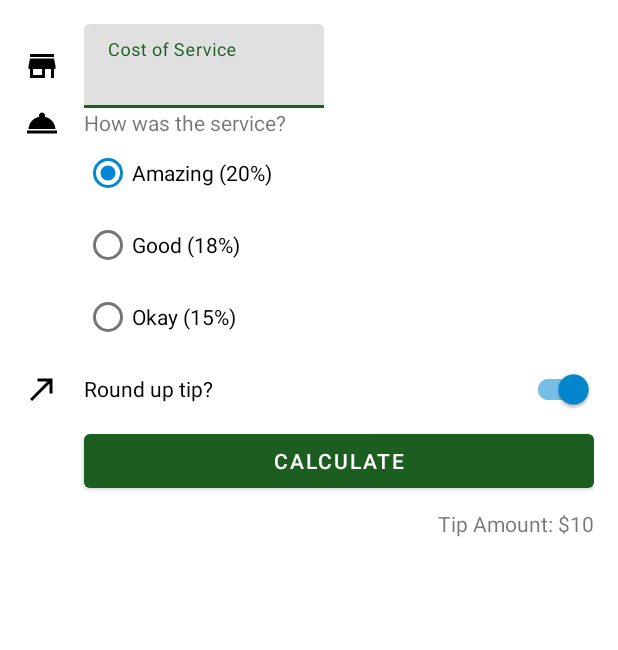
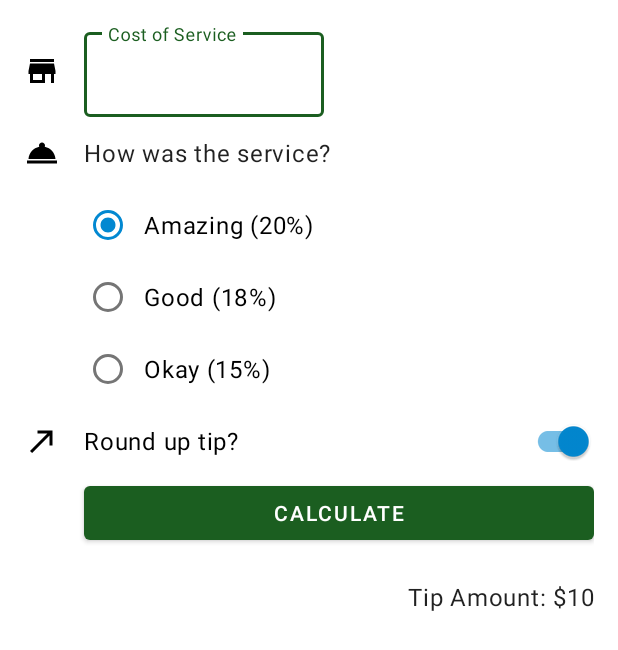
Before and after one commit to Muasya001/cupcake, an Android app: the layout activity_main.xml on its own in the app's theme, with its tools: preview values and no code run, on a phone screen of 412 x 824 dp. Shown: the top 650 px of the screen. Run offline under Robolectric (Android 15) with nearby library versions, the phone set to English and light mode, and no system bars.

Commit message:
enhanced ui with material design

```diff
--- a/TipTime/app/src/main/res/layout/activity_main.xml
+++ b/TipTime/app/src/main/res/layout/activity_main.xml
@@ -48,6 +48,7 @@
 
     <TextView
         android:id="@+id/service_question"
+        style="@style/Widget.TipTime.TextView"
         android:layout_width="wrap_content"
         android:layout_height="wrap_content"
         android:text="@string/how_was_the_service"
@@ -66,18 +67,21 @@
 
         <RadioButton
             android:id="@+id/option_twenty_percent"
+            style="@style/Widget.TipTime.CompoundButton.RadioButton"
             android:layout_width="wrap_content"
             android:layout_height="wrap_content"
             android:text="@string/amazing_service" />
 
         <RadioButton
             android:id="@+id/option_eighteen_percent"
+            style="@style/Widget.TipTime.CompoundButton.RadioButton"
             android:layout_width="wrap_content"
             android:layout_height="wrap_content"
             android:text="@string/good_service" />
 
         <RadioButton
             android:id="@+id/option_fifteen_percent"
+            style="@style/Widget.TipTime.CompoundButton.RadioButton"
             android:layout_width="wrap_content"
             android:layout_height="wrap_content"
             android:text="@string/ok_service" />
@@ -95,6 +99,7 @@
 
     <com.google.android.material.switchmaterial.SwitchMaterial
         android:id="@+id/round_up_switch"
+        style="@style/Widget.TipTime.CompoundButton.Switch"
         android:layout_width="0dp"
         android:layout_height="wrap_content"
         android:layout_marginStart="16dp"
@@ -115,6 +120,7 @@
 
     <TextView
         android:id="@+id/tip_result"
+        style="@style/Widget.TipTime.TextView"
         android:layout_width="wrap_content"
         android:layout_height="wrap_content"
         android:text="@string/tip_amount"
--- a/TipTime/app/src/main/res/values-night/themes.xml
+++ b/TipTime/app/src/main/res/values-night/themes.xml
@@ -11,6 +11,11 @@
         <item name="colorOnSecondary">@color/black</item>
         <!-- Status bar color. -->
         <item name="android:statusBarColor">?attr/colorPrimaryVariant</item>
-        <!-- Customize your theme here. -->
+        <!-- Text input fields -->
+        <item name="textInputStyle">@style/Widget.MaterialComponents.TextInputLayout.OutlinedBox</item>
+        <!-- Radio buttons -->
+        <item name="radioButtonStyle">@style/Widget.TipTime.CompoundButton.RadioButton</item>
+        <!-- Switches -->
+        <item name="switchStyle">@style/Widget.TipTime.CompoundButton.Switch</item>
     </style>
 </resources>
--- /dev/null
+++ b/TipTime/app/src/main/res/values/dimens.xml
@@ -0,0 +1,4 @@
+<?xml version="1.0" encoding="utf-8"?>
+<resources>
+    <dimen name="min_text_height">48dp</dimen>
+</resources>
--- /dev/null
+++ b/TipTime/app/src/main/res/values/styles.xml
@@ -0,0 +1,19 @@
+<?xml version="1.0" encoding="utf-8"?>
+<resources>
+    <style name = "Widget.TipTime.TextView" parent = "Widget.MaterialComponents.TextView">
+        <item name = "android:minHeight" >@dimen/min_text_height</item>
+        <item name="android:gravity">center_vertical</item>
+        <item name="android:textAppearance">?attr/textAppearanceBody1</item>
+    </style>
+    <style name="Widget.TipTime.CompoundButton.Switch" parent="Widget.MaterialComponents.CompoundButton.Switch">
+        <item name="android:minHeight">@dimen/min_text_height</item>
+        <item name="android:gravity">center_vertical</item>
+        <item name="android:textAppearance">?attr/textAppearanceBody1</item>
+    </style>
+    <style name="Widget.TipTime.CompoundButton.RadioButton" parent="Widget.MaterialComponents.CompoundButton.RadioButton">
+        <item name="android:minHeight">@dimen/min_text_height</item>
+        <item name="android:gravity">center_vertical</item>
+        <item name="android:paddingStart">8dp</item>
+        <item name="android:textAppearance">?attr/textAppearanceBody1</item>
+    </style>
+</resources>
--- a/TipTime/app/src/main/res/values/themes.xml
+++ b/TipTime/app/src/main/res/values/themes.xml
@@ -11,6 +11,11 @@
         <item name="colorOnSecondary">@color/black</item>
         <!-- Status bar color. -->
         <item name="android:statusBarColor">?attr/colorPrimaryVariant</item>
-        <!-- Customize your theme here. -->
+        <!-- Text input fields -->
+        <item name="textInputStyle">@style/Widget.MaterialComponents.TextInputLayout.OutlinedBox</item>
+        <!-- Radio buttons -->
+        <item name="radioButtonStyle">@style/Widget.TipTime.CompoundButton.RadioButton</item>
+        <!-- Switches -->
+        <item name="switchStyle">@style/Widget.TipTime.CompoundButton.Switch</item>
     </style>
 </resources>
```
